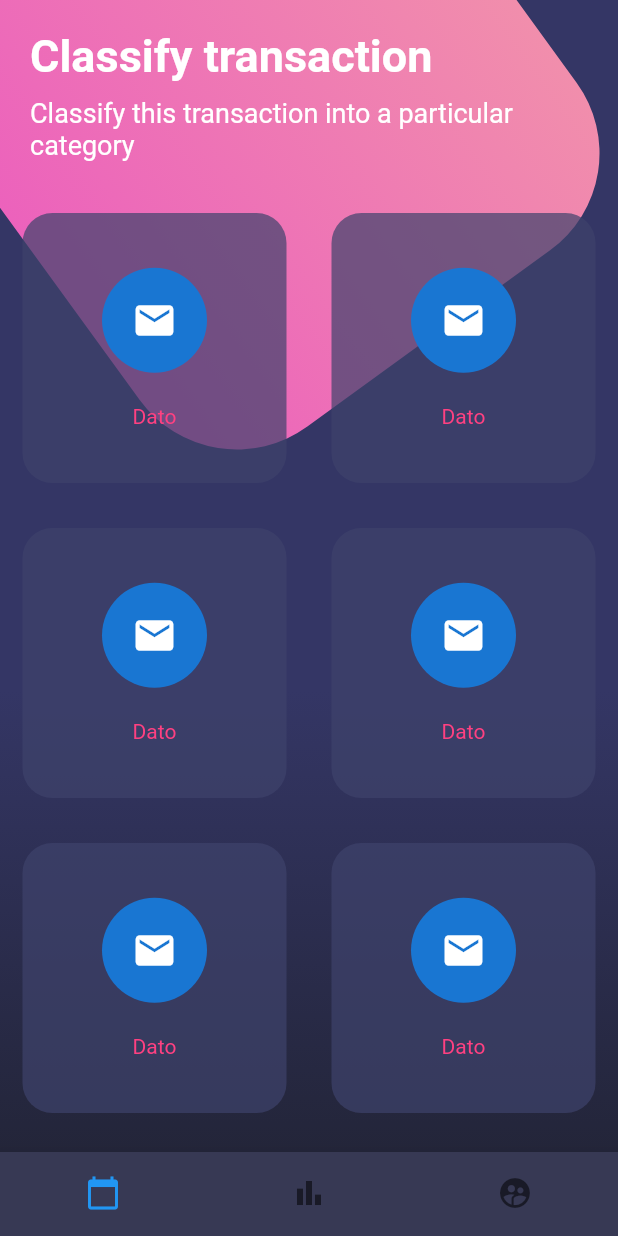
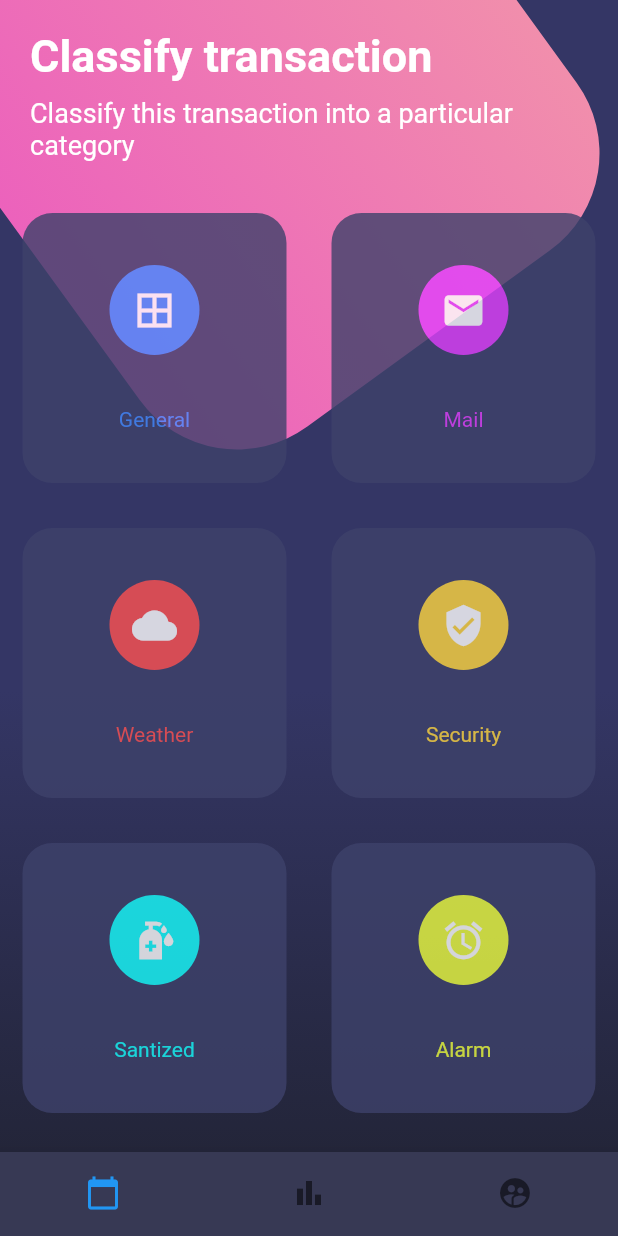
Before and after one commit to CodingCarnage/CursoFlutter_FH_Disenos, a Flutter app: the screen it shows after launch, on a phone screen of 412 x 824 dp. Run offline on Flutter 3.47's test engine with Material 2 defaults, Android fonts, the phone set to English and light mode, and no system bars.

Commit message:
Terminación de pagina

```diff
--- a/lib/src/pages/menu_page.dart
+++ b/lib/src/pages/menu_page.dart
@@ -1,4 +1,5 @@
 import 'dart:math';
+import 'dart:ui';
 
 import 'package:flutter/material.dart';
 
@@ -121,50 +122,46 @@ class MenuPage extends StatelessWidget {
     return Table(
       children: <TableRow>[
         TableRow(children: <Widget>[
-          _createButton(),
-          _createButton(),
+          _createButton(Colors.blueAccent, Icons.border_all, 'General'),
+          _createButton(Colors.purpleAccent, Icons.mail, 'Mail'),
         ]),
         TableRow(children: <Widget>[
-          _createButton(),
-          _createButton(),
+          _createButton(Colors.redAccent, Icons.cloud, 'Weather'),
+          _createButton(Colors.amberAccent, Icons.verified_user, 'Security'),
         ]),
         TableRow(children: <Widget>[
-          _createButton(),
-          _createButton(),
+          _createButton(Colors.cyanAccent, Icons.sanitizer, 'Santized'),
+          _createButton(Colors.limeAccent, Icons.alarm, 'Alarm'),
         ]),
         TableRow(children: <Widget>[
-          _createButton(),
-          _createButton(),
+          _createButton(Colors.indigoAccent, Icons.nightlife, 'Dark'),
+          _createButton(Colors.tealAccent, Icons.add, 'Add'),
         ]),
       ],
     );
   }
 
-  Widget _createButton() {
-    return Container(
-      height: 180.0,
-      margin: const EdgeInsets.all(15.0),
-      decoration: BoxDecoration(
-          color: Color.fromRGBO(62, 66, 107, 0.7),
-          borderRadius: BorderRadius.circular(20.0)),
-      child: Column(
-        mainAxisAlignment: MainAxisAlignment.spaceAround,
-        children: <Widget>[
-          const SizedBox(height: 5.0),
-          CircleAvatar(
-            radius: 35.0,
-            child: Icon(
-              Icons.mail,
-              color: Colors.white,
-              size: 30.0,
+  Widget _createButton(Color color, IconData icon, String text) {
+    return Opacity(
+      opacity: 0.80,
+      child: Container(
+        height: 180.0,
+        margin: EdgeInsets.all(15.0),
+        decoration: BoxDecoration(
+          borderRadius: BorderRadius.circular(20.0),
+          color: Color.fromRGBO(62, 66, 107, 1.0),
+        ),
+        child: Column(
+          mainAxisAlignment: MainAxisAlignment.spaceEvenly,
+          children: [
+            CircleAvatar(
+              backgroundColor: color,
+              radius: 30.0,
+              child: Icon(icon, color: Colors.white, size: 30.0),
             ),
-          ),
-          Text(
-            'Dato',
-            style: TextStyle(color: Colors.pinkAccent),
-          ),
-          const SizedBox(height: 5.0),
-        ],
+            Text(text, style: TextStyle(color: color)),
+          ],
+        ),
       ),
     );
   }
```
